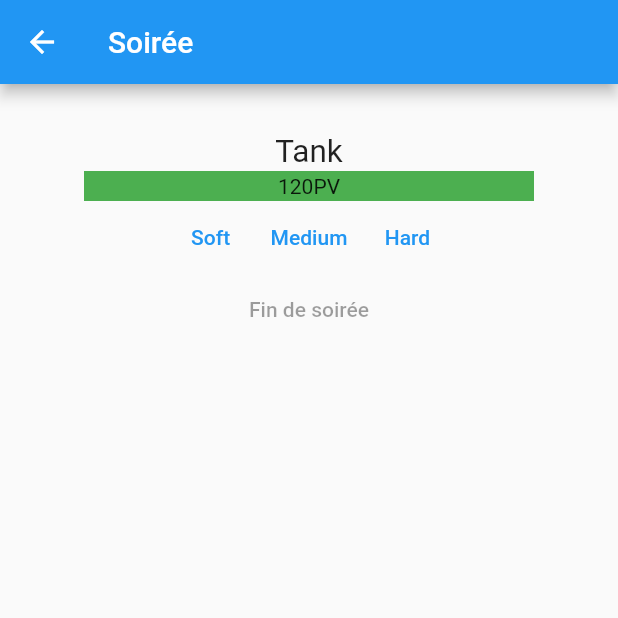
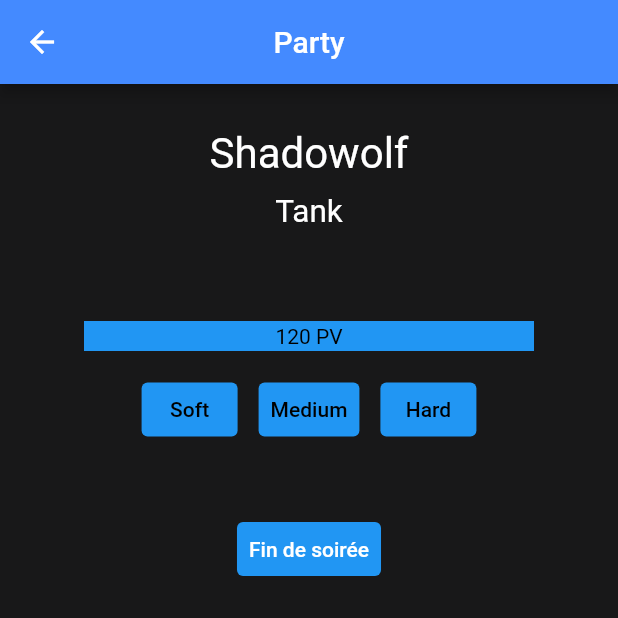
Before and after one commit to IsmaelHK1/Trinity, a Flutter app: the PartyPage screen opened directly, on a phone screen of 412 x 824 dp, the top half of it. Run offline on Flutter 3.47's test engine with Material 2 defaults, Android fonts, the phone set to English and light mode, and no system bars; our stand-ins replace cloud_firestore, firebase_auth, firebase_core, firebase_crashlytics; accounts and stored records are empty; network calls fail; Roboto replaces fonts that are missing (Lemon Tea).

Commit message:
rendu final

```diff
--- a/lib/Widgets/PartyContainer.dart
+++ b/lib/Widgets/PartyContainer.dart
@@ -3,42 +3,36 @@ import 'dart:async';
 import 'package:flutter/material.dart';
 import 'package:provider/provider.dart';
 import 'package:trinity/Common/models/UserData.dart';
+import 'package:trinity/Screens/MenuPage/Home_Page.dart';
 import 'package:trinity/Services/Auth.dart';
 import 'package:trinity/Services/Party.dart';
 
 import '../Services/UserPseudo.dart';
 
-// void main() {
-//   runApp(const MyPage());
-// }
-//
-// class MyPage extends StatelessWidget {
-//   const MyPage({Key? key}) : super(key: key);
-//
-//   // This widget is the root of your application.
-//   @override
-//   Widget build(BuildContext context) {
-//     return MaterialApp(
-//       title: 'Flutter Demo',
-//       theme: ThemeData(
-//         primarySwatch: Colors.yellow,
-//       ),
-//       home: const PartyPage(),
-//     );
-//   }
-// }
+void main() {
+  runApp(const MyPage());
+}
+
+class MyPage extends StatelessWidget {
+  const MyPage({Key? key}) : super(key: key);
+
+  // This widget is the root of your application.
+  @override
+  Widget build(BuildContext context) {
+    // Permet d'écouter un changement
+    return ChangeNotifierProvider(
+      create: (context) => CurrentUser(),
+      child: const MaterialApp(
+        debugShowCheckedModeBanner: false,
+        title: 'Projet Trinity',
+        home: PartyPage(),
+      ),
+    );
+  }
+}
 
 class PartyPage extends StatefulWidget {
   const PartyPage({Key? key}) : super(key: key);
-
-  // This widget is the home page of your application. It is stateful, meaning
-  // that it has a State object (defined below) that contains fields that affect
-  // how it looks.
-
-  // This class is the configuration for the state. It holds the values (in this
-  // case the title) provided by the parent (in this case the App widget) and
-  // used by the build method of the State. Fields in a Widget subclass are
-  // always marked "final".
 
   @override
   State<PartyPage> createState() => _PartyPageState();
@@ -72,22 +66,51 @@ class _PartyPageState extends State<PartyPage> {
   @override
   Widget build(BuildContext context) {
 
-    return StreamProvider<UserData>.value(
+    return /*StreamProvider<UserData>.value(
         initialData: UserData(),
         value: PartyService(CurrentUser().getCurrentUser?.uid).user,
-        child: Scaffold(
+        child: */
+      Scaffold(
         appBar: AppBar(
-            // Here we take the value from the MyHomePage object that was created by
-            // the App.build method, and use it to set our appbar title.
-            title: Text("Soirée"),
+          title: const Text(
+            "Party",
+            style: TextStyle(
+              color: Colors.white,
+              fontFamily: 'Lemon Tea',
             ),
-          body: Center(
+          ),
+          backgroundColor: Colors.blueAccent,
+          centerTitle: true,
+        ),
+        backgroundColor: const Color.fromRGBO(24, 24, 25, 1.0),
+        body: SingleChildScrollView(
           child: Column(
             children: [
-                const UserPseudo(),
+              // const UserPseudo(),
+              const SizedBox(
+                height: 30.0,
+              ),
+              const Text(
+                'Shadowolf',
+                style: TextStyle(
+                  color: Colors.white,
+                  fontFamily: 'Lemon Tea',
+                  fontSize: 28.0,
+                ),
+              ),
+              const SizedBox(
+                height: 10.0,
+              ),
               const Text(
                 'Tank',
-                  style: TextStyle(fontSize: 21),
+                style: TextStyle(
+                  color: Colors.white,
+                  fontFamily: 'Lemon Tea',
+                  fontSize: 21.0,
+                ),
+              ),
+              const SizedBox(
+                height: 60.0,
               ),
               SizedBox(
                 width: 300,
@@ -97,43 +120,103 @@ class _PartyPageState extends State<PartyPage> {
                     SizedBox.expand(
                       child: LinearProgressIndicator(
                         value: _percentLifePoint,
-                          backgroundColor: Colors.cyan[100],
-                          valueColor: const AlwaysStoppedAnimation<Color>(Colors.green),
+                        backgroundColor: Colors.red,
+                        valueColor: const AlwaysStoppedAnimation<Color>(Colors.blue),
                       ),
                     ),
                     Center(
                       child: Text(
-                          _lifePoint.toString() + "PV",
+                        _lifePoint.toString() + " PV",
+                        style: const TextStyle(
+                          color: Colors.black,
+                          fontFamily: 'Lemon Tea',
+                        ),
                       ),
                     ),
                   ],
                 ),
+              ),
+              const SizedBox(
+                height: 15.0,
               ),
               Row(
                 mainAxisAlignment: MainAxisAlignment.center,
                 children: [
                   TextButton(
                     onPressed: () => _addConsumption(5),
-                      child: const Text('Soft'),
+                    style: TextButton.styleFrom(
+                      backgroundColor: Colors.blue,
+                    ),
+                    child: const Text(
+                      'Soft',
+                      style: TextStyle(
+                        color: Colors.black,
+                        fontFamily: 'Lemon Tea',
+                      ),
+                    ),
+                  ),
+                  const SizedBox(
+                    width: 14.0,
                   ),
                   TextButton(
                     onPressed: () => _addConsumption(10),
-                      child: const Text('Medium'),
+                    style: TextButton.styleFrom(
+                      backgroundColor: Colors.blue,
+                    ),
+                    child: const Text(
+                      'Medium',
+                      style: TextStyle(
+                        color: Colors.black,
+                        fontFamily: 'Lemon Tea',
+                      ),
+                    ),
+                  ),
+                  const SizedBox(
+                    width: 14.0,
                   ),
                   TextButton(
                     onPressed: () => _addConsumption(20),
-                      child: const Text('Hard'),
+                    style: TextButton.styleFrom(
+                      backgroundColor: Colors.blue,
+                    ),
+                    child: const Text(
+                      'Hard',
+                      style: TextStyle(
+                        color: Colors.black,
+                        fontFamily: 'Lemon Tea',
+                      ),
+                    ),
                   ),
                 ],
               ),
+              const SizedBox(
+                height: 15.0,
+              ),
               for (int i = 0; i < _historicConsumption.length; i++)
-                  Text(_historicConsumption[i]),
-                const TextButton(
-                  onPressed: null,
-                  child: Text('Fin de soirée'),
+                Text(
+                  _historicConsumption[i],
+                  style: const TextStyle(
+                    color: Colors.red,
+                    fontFamily: 'Lemon Tea',
+                  ),
+                ),
+              const SizedBox(
+                height: 30.0,
+              ),
+              TextButton(
+                onPressed: () => MaterialPageRoute(builder: (context) => const MyHomePage()),
+                style: TextButton.styleFrom(
+                  backgroundColor: Colors.blue,
+                ),
+                child: const Text(
+                  'Fin de soirée',
+                  style: TextStyle(
+                    color: Colors.white,
+                    fontFamily: 'Lemon Tea',
+                  ),
+                ),
               ),
             ],
-            ),
           ),
       ),
     );
```
Lines whose indentation alone changed are shown as unchanged.
